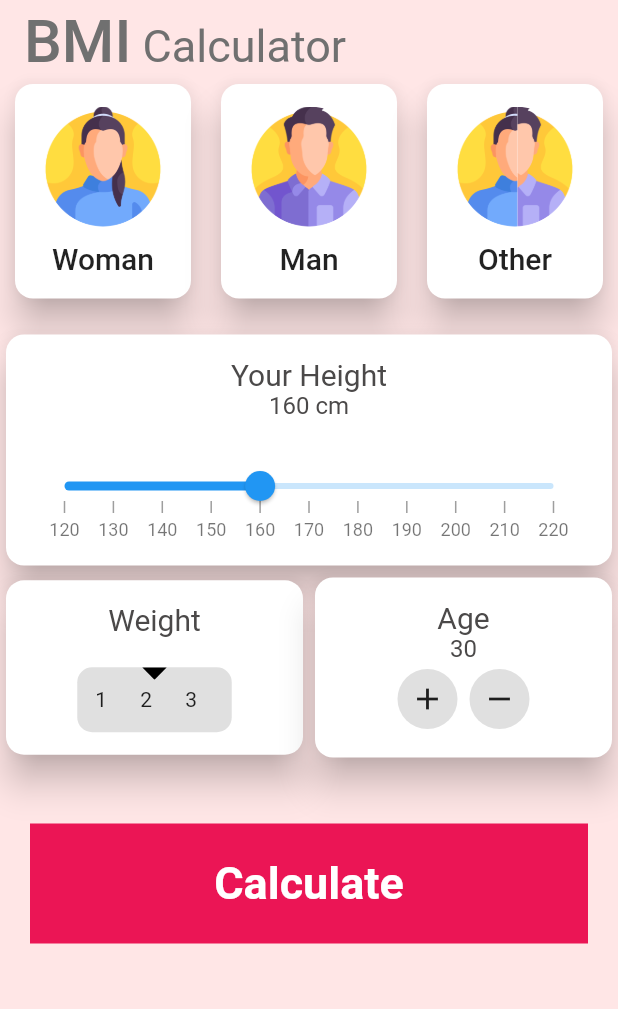
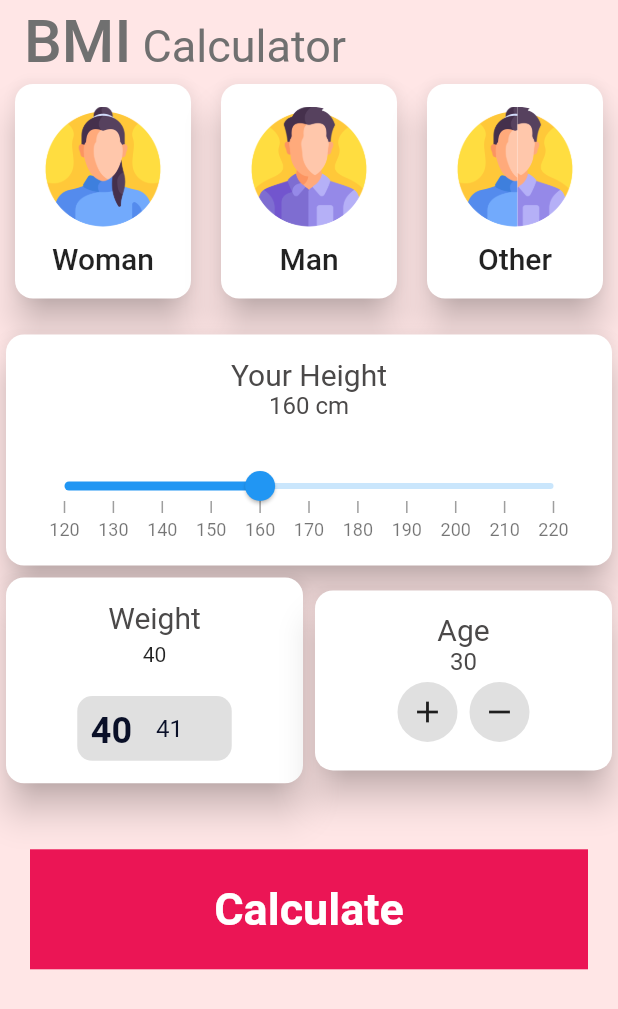
Before and after one commit to Anastasia9595/bmi, a Flutter app: the screen it shows after launch, on a phone screen of 412 x 824 dp. Shown: the top 1009 px of the screen. Run offline on Flutter 3.47's test engine with Material 2 defaults, Android fonts, the phone set to English and light mode, and no system bars; drawn by our look-alikes of syncfusion_flutter_sliders; our stand-ins replace scroll_snap_list, scrollable_positioned_list; missing offline and left inert: syncfusion_flutter_core.

Commit message:
add weight card with function

```diff
--- a/lib/helpers/app_styles.dart
+++ b/lib/helpers/app_styles.dart
@@ -9,6 +9,8 @@ class Styles {
   static TextStyle textStyleCard = const TextStyle(fontSize: 20, fontWeight: FontWeight.w500);
   static TextStyle headLineStyle = const TextStyle(fontSize: 40, fontWeight: FontWeight.w500);
   static TextStyle headLineStyle2 = const TextStyle(fontSize: 30, fontWeight: FontWeight.normal);
+  static TextStyle kTexStyleBold = const TextStyle(color: Color(0xFF0A1028), fontWeight: FontWeight.w700, fontSize: 24);
+  static TextStyle kTexStyle = const TextStyle(color: Color(0xFF0A1028), fontWeight: FontWeight.w400, fontSize: 16);
   static double kBottomContainerHeight = 80.0;
   static Color kBottomContainerColour = const Color(0xFFEB1555);
   static TextStyle kLargeButtonTextStyle = const TextStyle(
--- a/lib/view/home/home.dart
+++ b/lib/view/home/home.dart
@@ -111,7 +111,7 @@ class _HomePageState extends State<HomePage> {
               ),
               Row(
                 children: [
-                  Expanded(
+                  const Expanded(
                     child: WeightCard(
                       name: 'Weight',
                     ),
--- a/lib/view/home/widgets/weight_card.dart
+++ b/lib/view/home/widgets/weight_card.dart
@@ -1,15 +1,26 @@
+// ignore_for_file: prefer_typing_uninitialized_variables
+
 import 'package:bmi_calculator/helpers/app_styles.dart';
 
 import 'package:flutter/material.dart';
+import 'package:scroll_snap_list/scroll_snap_list.dart';
+import 'package:scrollable_positioned_list/scrollable_positioned_list.dart';
 
 import 'helperWidgets/triangleClipper.dart';
 
-class WeightCard extends StatelessWidget {
-  WeightCard({super.key, required this.name});
+class WeightCard extends StatefulWidget {
+  const WeightCard({super.key, required this.name});
 
   final String name;
 
-  var itemList = List<String>.generate(200, (index) => '$index');
+  @override
+  State<WeightCard> createState() => _WeightCardState();
+}
+
+class _WeightCardState extends State<WeightCard> {
+  var itemList = List<String>.generate(10, (index) => '$index');
+  var _weight = 40;
+  var selectedWeightIndex = 0;
 
   @override
   Widget build(BuildContext context) {
@@ -24,8 +35,12 @@ class WeightCard extends StatelessWidget {
         padding: const EdgeInsets.all(15),
         child: Column(children: [
           Text(
-            name,
+            widget.name,
             style: TextStyle(fontSize: 20, color: Styles.textColor),
+          ),
+          Padding(
+            padding: const EdgeInsets.only(top: 5),
+            child: Text('$_weight'),
           ),
           const SizedBox(
             height: 20,
@@ -46,32 +61,46 @@ class WeightCard extends StatelessWidget {
                         height: MediaQuery.of(context).size.height * 0.05,
                         width: MediaQuery.of(context).size.width * 0.20,
                         child: ListView.builder(
-                            scrollDirection: Axis.horizontal,
-                            itemCount: itemList.length,
-                            itemBuilder: ((context, index) => buildCard(index))),
+                          scrollDirection: Axis.horizontal,
+                          itemCount: 100,
+                          itemBuilder: ((context, index) {
+                            final weight = 40 + index;
+                            return Center(
+                              child: InkWell(
+                                onTap: () {
+                                  setState(() {
+                                    _weight = weight;
+                                    selectedWeightIndex = index;
+                                  });
+                                },
+                                child: Padding(
+                                  padding: const EdgeInsets.all(8.0),
+                                  child: Text(
+                                    weight.toString(),
+                                    style: selectedWeightIndex == index ? Styles.kTexStyleBold : Styles.kTexStyle,
+                                  ),
+                                ),
+                              ),
+                            );
+                          }),
+                        ),
                       ),
                     ],
                   ),
                 ),
               ),
-              ClipPath(
-                clipper: TriangleClipper(),
-                child: Container(
-                  color: Colors.black,
-                  height: MediaQuery.of(context).size.height * 0.01,
-                  width: MediaQuery.of(context).size.width * 0.04,
-                ),
-              ),
+              // ClipPath(
+              //   clipper: TriangleClipper(),
+              //   child: Container(
+              //     color: Colors.black,
+              //     height: MediaQuery.of(context).size.height * 0.01,
+              //     width: MediaQuery.of(context).size.width * 0.04,
+              //   ),
+              // ),
             ],
           )
         ]),
       ),
     );
   }
-
-  Widget buildCard(int index) => SizedBox(
-        width: 30,
-        height: 30,
-        child: Center(child: Text('${index + 1}')),
-      );
 }
--- a/pubspec.yaml
+++ b/pubspec.yaml
@@ -11,10 +11,11 @@ environment:
   sdk: ">=2.18.0-271.7.beta <3.0.0"
 
 dependencies:
-  carousel_slider: ^4.1.1
   cupertino_icons: ^1.0.2
   flutter:
     sdk: flutter
+  scroll_snap_list: ^0.9.1
+  scrollable_positioned_list: ^0.3.4
   syncfusion_flutter_sliders: ^20.2.48
 
 dev_dependencies:
```
Also changed, not shown: pubspec.lock.
